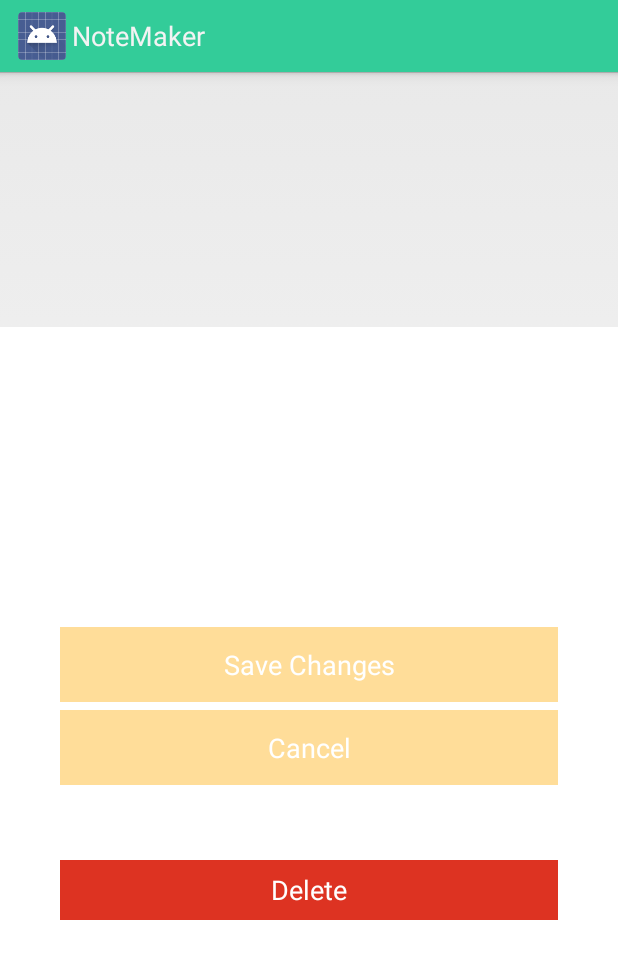
After one commit to RosyTucker/NoteMaker, an Android app: the layout edit_note_dialog.xml on its own in the app's theme, with its tools: preview values and no code run, on a phone screen of 412 x 824 dp. The commit adds this screen. Shown: the top 959 px of the screen. Run offline under Robolectric (Android 15) with nearby library versions, the phone set to English and light mode, and no system bars.

Commit message:
Rename and Format

```diff
--- a/notemaker/src/main/res/layout/customdialog.xml
+++ b/notemaker/src/main/res/layout/add_note_dialog.xml
@@ -7,7 +7,7 @@
     android:padding="10dp" >
 
     <EditText
-        android:id="@+id/editBox"
+        android:id="@+id/noteEditText"
         android:layout_width="fill_parent"
         android:layout_height="wrap_content"
         android:layout_gravity="top"
--- /dev/null
+++ b/notemaker/src/main/res/layout/edit_note_dialog.xml
@@ -0,0 +1,51 @@
+<?xml version="1.0" encoding="utf-8"?>
+<LinearLayout xmlns:android="http://schemas.android.com/apk/res/android"
+              android:layout_width="match_parent"
+              android:layout_height="wrap_content"
+              android:id="@+id/dialog"
+              android:layout_gravity="center"
+              android:background="@color/white"
+              android:padding="40dip"
+              android:layout_centerInParent="true"
+              android:orientation="vertical">
+
+    <EditText
+            android:id="@+id/noteEditField"
+            android:layout_width="match_parent"
+            android:layout_height="150dip"
+            android:background="@color/white"
+            android:layout_gravity="top"
+            android:inputType="textMultiLine" >
+    </EditText>
+
+    <Button
+            android:id="@+id/editButton"
+            android:layout_width="match_parent"
+            android:layout_height="50dip"
+            android:background="@drawable/button"
+            android:text="@string/save"
+            android:layout_marginTop="10dip"
+            android:textColor="@color/white"
+            android:layout_gravity="bottom"/>
+
+    <Button
+            android:id="@+id/cancelButton"
+            android:layout_width="match_parent"
+            android:layout_height="50dip"
+            android:layout_marginTop="5dip"
+            android:background="@drawable/button"
+            android:text="@string/cancel"
+            android:textColor="@color/white"
+            android:layout_gravity="bottom"/>
+
+    <Button
+            android:id="@+id/deleteButton"
+            android:layout_width="match_parent"
+            android:layout_height="40dip"
+            android:background="@color/destructive_button"
+            android:textColor="@color/white"
+            android:layout_marginTop="50dip"
+            android:layout_gravity="top"
+            android:text="@string/delete"/>
+
+</LinearLayout>
--- a/notemaker/src/main/res/layout/main.xml
+++ b/notemaker/src/main/res/layout/main.xml
@@ -6,7 +6,7 @@
                 android:orientation="vertical" >
 
     <ListView
-            android:id="@+id/listView1"
+            android:id="@+id/noteListView"
             android:layout_width="match_parent"
             android:layout_height="match_parent"
             android:layout_alignParentTop="true"
--- a/notemaker/src/main/res/values/colors.xml
+++ b/notemaker/src/main/res/values/colors.xml
@@ -4,4 +4,6 @@
     <color name="button_pressed">#FFDD99</color>
     <color name="background">#FFFFFF</color>
     <color name="action_bar">#33CC99</color>
+    <color name="white">#FFFFFF</color>
+    <color name="destructive_button">#DD3322</color>
 </resources>
--- a/notemaker/src/main/res/values/strings.xml
+++ b/notemaker/src/main/res/values/strings.xml
@@ -5,4 +5,7 @@
     <string name="action_settings">Settings</string>
     <string name="new_note_button_text">New Note</string>
     <string name="add_note">New Note</string>
+    <string name="save">Save Changes</string>
+    <string name="delete">Delete</string>
+    <string name="cancel">Cancel</string>
 </resources>
```
Also changed, not shown: notemaker/src/main/java/uk/co/iceroad/notemaker/MainActivity.java (+107 -149 lines), notemaker/src/main/res/layout/custommenudialog.xml (deleted, +0 -40 lines), notemaker/src/main/res/layout/menuitem.xml (deleted, +0 -15 lines), notemaker/src/main/res/layout/note_list_item.xml (added, +14 -0 lines).
